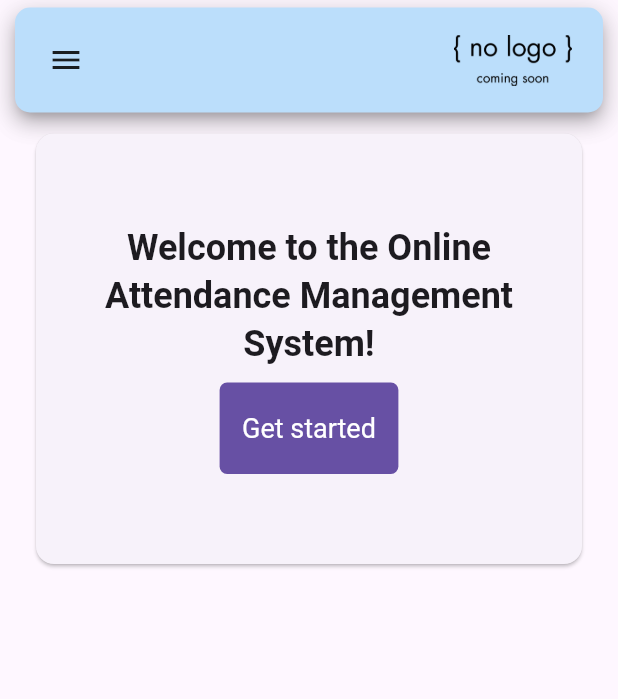
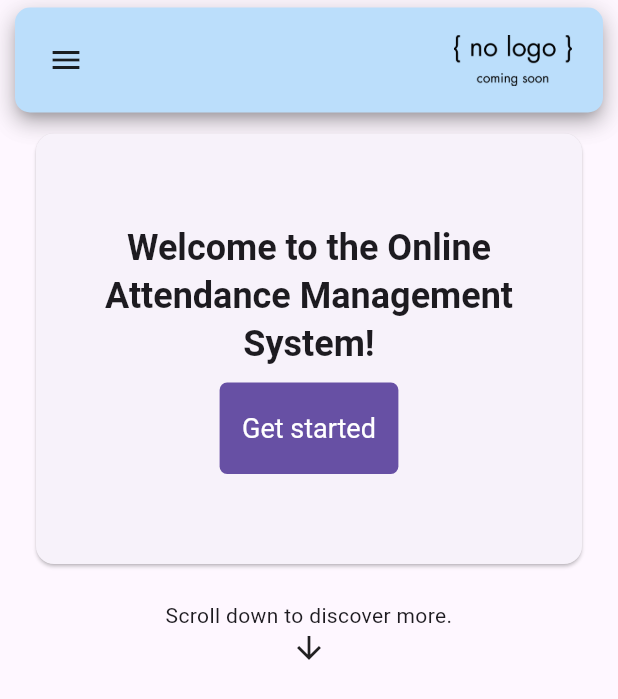
Before and after one commit to darylhjd/oams, a Flutter app: the screen it shows after launch, on a phone screen of 412 x 824 dp. Shown: the top 699 px of the screen. Run offline on Flutter 3.47's test engine with Material 2 defaults, Android fonts, the phone set to English and light mode, and no system bars; our stand-ins replace flutter_riverpod, go_router, responsive_framework.

Commit message:
feat: add feature divider (#87)

```diff
--- a/frontend/lib/screens/home_screen.dart
+++ b/frontend/lib/screens/home_screen.dart
@@ -70,6 +70,7 @@
       padding: const EdgeInsets.all(mobilePadding),
       children: const [
         _WelcomeBanner(true),
+        _FeaturesDivider(),
       ],
     );
   }
@@ -79,6 +80,7 @@
       padding: const EdgeInsets.symmetric(vertical: desktopPadding),
       children: const [
         _WelcomeBanner(false),
+        _FeaturesDivider(),
       ],
     );
   }
@@ -186,3 +188,32 @@
     );
   }
 }
+
+// _FeaturesDivider is applicable only to the guest home screen.
+// It shows the divider between the welcome banner and the bottom.
+class _FeaturesDivider extends StatelessWidget {
+  static const double mobilePadding = 20;
+  static const double desktopPadding = 30;
+
+  const _FeaturesDivider();
+
+  @override
+  Widget build(BuildContext context) {
+    return Container(
+      padding: EdgeInsets.symmetric(
+        vertical: ResponsiveBreakpoints.of(context).isMobile
+            ? mobilePadding
+            : desktopPadding,
+      ),
+      child: const Column(
+        children: [
+          Text(
+            "Scroll down to discover more.",
+            textAlign: TextAlign.center,
+          ),
+          Icon(Icons.arrow_downward),
+        ],
+      ),
+    );
+  }
+}
```
